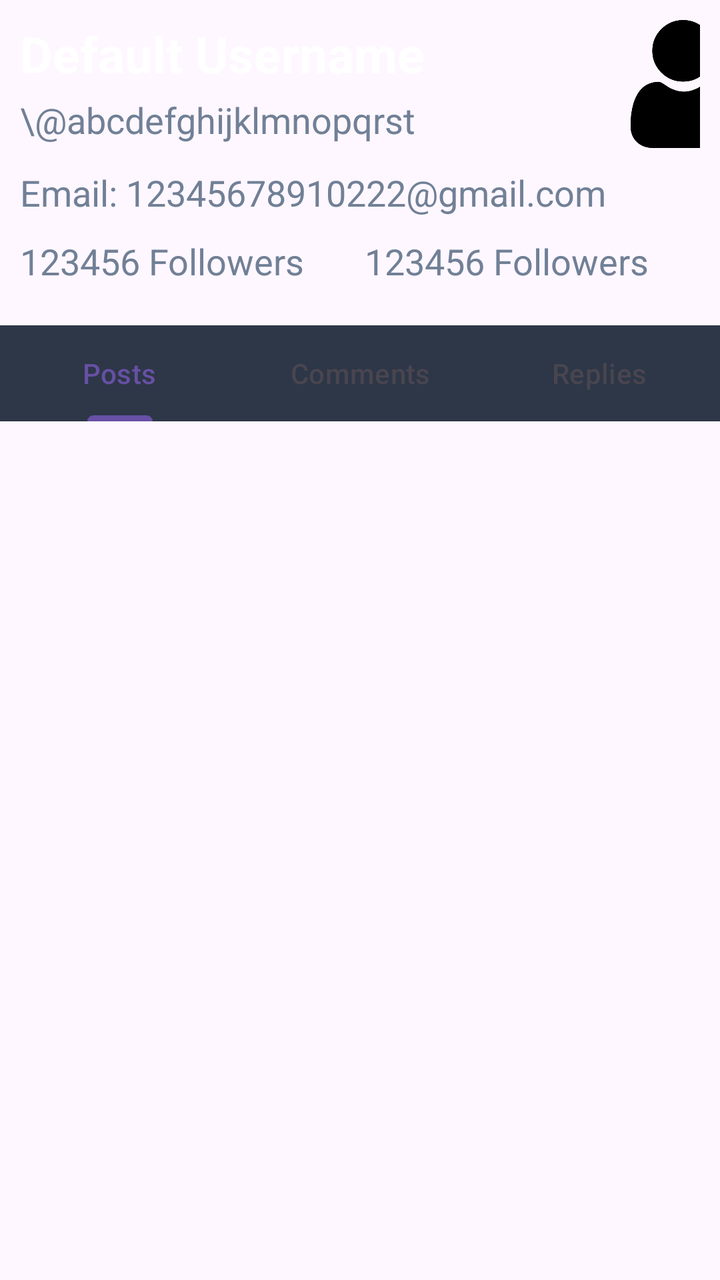
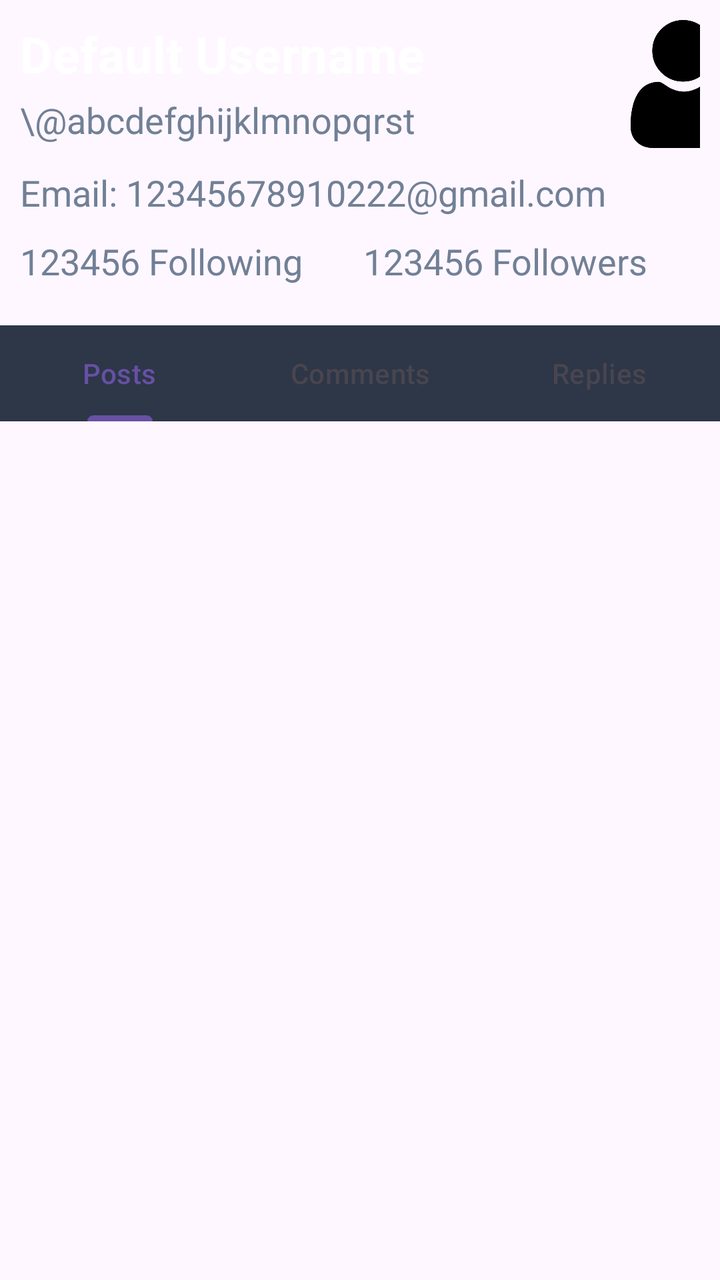

The first picture is an Android layout as it rendered before a commit; the second is the same layout after the commit. The layout source and the unified diff follow.
<!-- AndroidManifest.xml: application theme Theme.LearnLeague -->
<!-- res/layout/fragment_profile.xml -->
<?xml version="1.0" encoding="utf-8"?>
<androidx.constraintlayout.widget.ConstraintLayout xmlns:android="http://schemas.android.com/apk/res/android"
    xmlns:tools="http://schemas.android.com/tools"
    android:layout_width="match_parent"
    android:layout_height="match_parent"
    xmlns:app="http://schemas.android.com/apk/res-auto"
    tools:context=".ProfileFragment">

    <LinearLayout xmlns:android="http://schemas.android.com/apk/res/android"
        android:padding="10dp"
        android:orientation="horizontal"
        android:layout_width="match_parent"
        android:layout_height="wrap_content"
        app:layout_constraintTop_toTopOf="parent"
        android:id="@+id/main_info"
        >

        <LinearLayout
            android:layout_width="wrap_content"
            android:layout_height="wrap_content"
            android:orientation="vertical"
            >
        <EditText
            android:id="@+id/username"
            android:layout_width="300dp"
            android:layout_height="wrap_content"
            android:text="Default Username"
            android:textStyle="bold"
            android:textSize="25dp"
            android:layout_gravity="left"
            android:textColor="@color/white"
            android:background="@null"
            android:maxLength="20"
            />

        <TextView
            android:id="@+id/user_id"
            android:text="\@abcdefghijklmnopqrst"
            android:textSize="18sp"
            android:gravity="left"
            android:layout_marginTop="4dp"
            android:layout_width="300dp"
            android:layout_height="wrap_content"
            android:textColor="@color/middle_gray"/>
        </LinearLayout>
        <ImageView
            android:id="@+id/avatar"
            android:src="@drawable/default_avatar"
            android:layout_width="64dp"
            android:layout_height="64dp"
            android:layout_gravity="end"
            android:textColor="@color/middle_gray"
            style="@style/round_shape"
            />
    </LinearLayout>
    <EditText
        android:id="@+id/email"
        android:layout_width="match_parent"
        android:layout_height="wrap_content"
        android:text="Email: 12345678910222\@gmail.com"
        android:textColor="@color/middle_gray"
        android:textSize="18dp"
        app:layout_constraintTop_toBottomOf="@+id/main_info"
        android:background="@null"
        android:layout_marginStart="10dp"
        android:maxLength="45"
        />
    <LinearLayout
        android:id="@+id/follow"
        android:layout_width="match_parent"
        android:layout_height="wrap_content"
        app:layout_constraintTop_toBottomOf="@+id/email"
        android:layout_marginTop="10dp"
        >
        <TextView
            android:layout_width="wrap_content"
            android:layout_height="wrap_content"
            android:text="123456 Followers"
            android:textSize="18dp"
            android:textColor="@color/middle_gray"
            android:layout_marginStart="10dp"
            />
        <TextView
            android:layout_width="wrap_content"
            android:layout_height="wrap_content"
            android:text="123456 Followers"
            android:textSize="18dp"
            android:textColor="@color/middle_gray"
            android:layout_marginStart="30dp"
            />
    </LinearLayout>

    <LinearLayout
        android:id="@+id/message"
        android:orientation="vertical"
        android:layout_width="match_parent"
        android:layout_height="0dp"
        app:layout_constraintTop_toBottomOf="@+id/follow"
        app:layout_constraintBottom_toBottomOf="parent">

        <com.google.android.material.tabs.TabLayout
            android:id="@+id/tabLayout"
            android:layout_width="match_parent"
            android:layout_height="wrap_content"
            android:background="@color/dark_gray"
            android:layout_marginTop="20dp"
            >

            <com.google.android.material.tabs.TabItem
                android:id="@+id/tab_posts"
                android:text="Posts"
                android:layout_width="wrap_content"
                android:layout_height="wrap_content"
                />

            <com.google.android.material.tabs.TabItem
                android:id="@+id/tab_comments"
                android:text="Comments"
                android:layout_width="wrap_content"
                android:layout_height="wrap_content" />

            <com.google.android.material.tabs.TabItem
                android:id="@+id/tab_replies"
                android:text="Replies"
                android:layout_width="wrap_content"
                android:layout_height="wrap_content" />

        </com.google.android.material.tabs.TabLayout>

        <androidx.viewpager2.widget.ViewPager2
            android:id="@+id/viewPager2"
            android:layout_width="match_parent"
            android:layout_height="match_parent"
            app:layout_constraintBottom_toBottomOf="parent"
            app:layout_constraintTop_toBottomOf="@id/tabLayout" />
    </LinearLayout>




</androidx.constraintlayout.widget.ConstraintLayout>
<!-- resources referenced by this layout -->
<resources>
  <color name="dark_gray">#2d3748</color>
  <color name="middle_gray">#718096</color>
  <color name="white">#FFFFFFFF</color>
  <!-- drawable default_avatar: png bitmap (drawable, 11096 bytes) -->
  <style name="round_shape" parent="">
          <item name="cornerFamily">rounded</item>
          <item name="cornerSize">50%</item>
      </style>
  <style name="Theme.LearnLeague" parent="Base.Theme.LearnLeague" />
  <style name="Base.Theme.LearnLeague" parent="Theme.Material3.DayNight.NoActionBar">
          
          
      </style>
</resources>

<!-- the commit's change to res/layout/fragment_profile.xml (unified diff, before → after) -->
@@ -73,14 +73,16 @@
         android:layout_marginTop="10dp"
         >
         <TextView
+            android:id="@+id/following"
             android:layout_width="wrap_content"
             android:layout_height="wrap_content"
-            android:text="123456 Followers"
+            android:text="123456 Following"
             android:textSize="18dp"
             android:textColor="@color/middle_gray"
             android:layout_marginStart="10dp"
             />
         <TextView
+            android:id="@+id/followers"
             android:layout_width="wrap_content"
             android:layout_height="wrap_content"
             android:text="123456 Followers"
